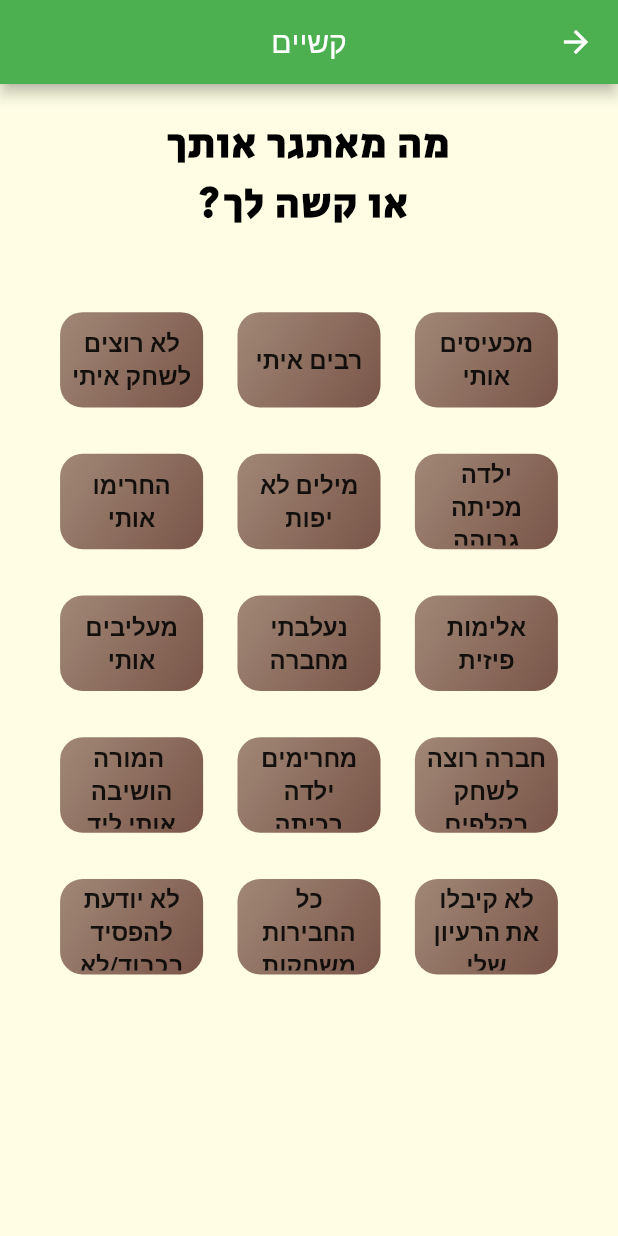
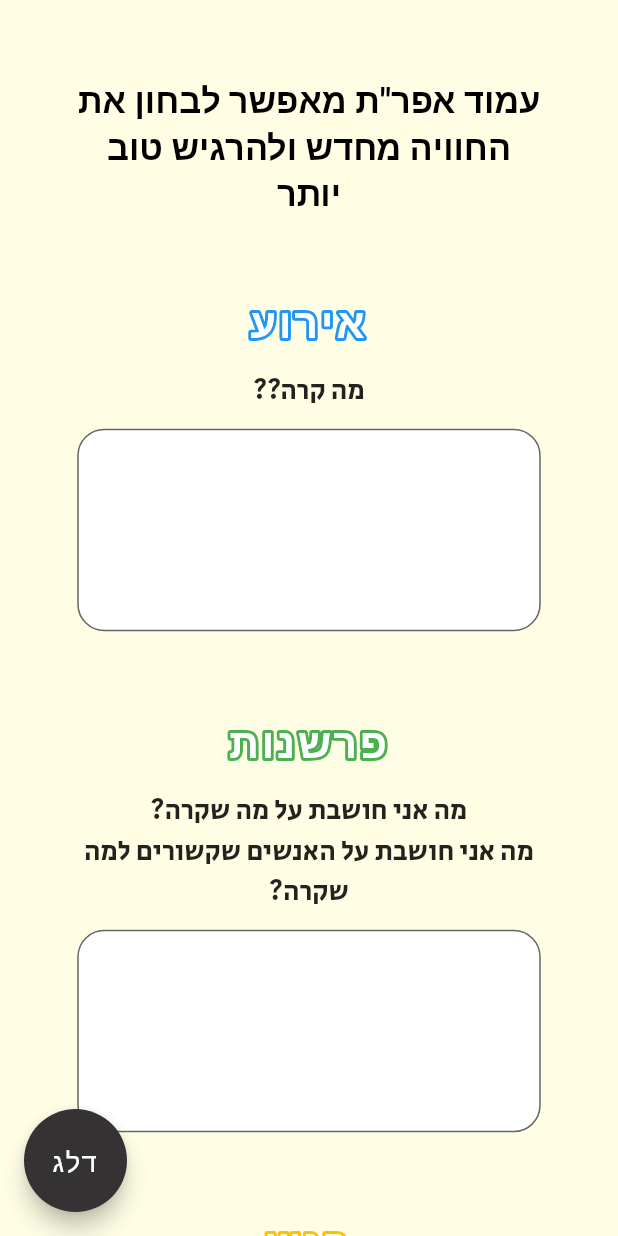
Before and after one commit to david-tipo/social_support, a Flutter app: the HomeScreen screen opened by its route, after a tap on "אשמח לקבל טיפ", on a phone screen of 412 x 824 dp. Run offline on Flutter 3.47's test engine with Material 2 defaults, Android fonts, the phone set to English and light mode, and no system bars; drawn by our look-alikes of bordered_text; our stand-ins replace flutter_screenutil.

Commit message:
added efrat_screen.dart without the image. also change (100 + 35.w) to (80 + 55.w)

```diff
--- a/lib/dummy_data.dart
+++ b/lib/dummy_data.dart
@@ -1,5 +1,6 @@
 import 'package:flutter/material.dart';
 import 'package:social_support/screens/class_report_screen.dart';
+import 'package:social_support/screens/efrat_screen.dart';
 import 'package:social_support/screens/rate_week_screen.dart';
 import 'package:social_support/screens/students%20reports/students_list_screen.dart';
 import 'package:social_support/screens/users%20problems%20and%20tips/custom_problems_screen.dart';
@@ -10,7 +11,7 @@ import 'screens/personal problems and solutions/personal_problems_screen.dart';
 class DUMMY_DATA {
 
   static const List<PageCategory> _pageCategories =  [
-    PageCategory(id: "2", color: Colors.green, title: "אשמח לקבל טיפ", screenRoute: MainProblemsScreen.screenRoute), // TODO: change the screenRoute to real one
+    PageCategory(id: "2", color: Colors.green, title: "אשמח לקבל טיפ", screenRoute: EfratScreen.screenRoute), // TODO: change the screenRoute to real one
     PageCategory(id: "1", color: Colors.red, title: "מה מצבי השבוע", screenRoute: RateWeekScreen.screenRoute),
     PageCategory(id: "4", color: Colors.brown, title: "משתף בקושי שלי", screenRoute: PersonalProblemsScreen.screenRoute),
     PageCategory(id: "3", color: Colors.blue, title: "טיפים מהשטח", screenRoute: CustomProblemsScreen.screenRoute),
--- a/lib/main.dart
+++ b/lib/main.dart
@@ -4,6 +4,7 @@ import 'package:provider/provider.dart';
 import 'package:social_support/providers/custom_problems.dart';
 import 'package:social_support/providers/personal_problems.dart';
 import 'package:social_support/screens/class_report_screen.dart';
+import 'package:social_support/screens/efrat_screen.dart';
 import 'package:social_support/screens/home_screen.dart';
 import 'package:social_support/screens/login/login_screen.dart';
 import 'package:social_support/screens/personal%20problems%20and%20solutions/personal_problem_details_screen.dart';
@@ -102,6 +103,7 @@ class App extends StatelessWidget {
               CustomProblemsScreen.screenRoute: (_) => CustomProblemsScreen(),
               AddCustomProblemScreen.screenRoute: (_) => AddCustomProblemScreen(),
               CustomTipScreen.screenRoute: (_) => CustomTipScreen(),
+              EfratScreen.screenRoute: (_) => EfratScreen(),
             },
           );
         },
--- /dev/null
+++ b/lib/screens/efrat_screen.dart
@@ -0,0 +1,136 @@
+import 'package:flutter_screenutil/flutter_screenutil.dart';
+import 'package:flutter/material.dart';
+import 'package:bordered_text/bordered_text.dart';
+
+import 'package:social_support/screens/main%20problems%20and%20tips/main_problems_screen.dart';
+
+class EfratScreen extends StatelessWidget {
+  static const String screenRoute = "/efrat-screen";
+
+  Widget _textBuilder(String text, Color borderColor) {
+    return BorderedText(
+      strokeColor: borderColor,
+      strokeWidth: 4,
+      child: Text(text, style: TextStyle(
+        fontSize: 24.sp,
+        fontWeight: FontWeight.bold,
+        color: Colors.white,
+        letterSpacing: 2,
+      ),),
+    );
+  }
+
+  Widget _textBoxBuilder() {
+    return TextField(
+      maxLines: 5,
+    );
+  }
+
+  Widget _subtitleBuilder(String text) {
+    return Text(
+      text,
+      textAlign: TextAlign.center,
+      style: TextStyle(
+        fontFamily: "SecularOne",
+        fontSize: 16.sp,
+      ),
+    );
+  }
+
+  void _skipPress(BuildContext context) {
+    Navigator.of(context).pushReplacementNamed(MainProblemsScreen.screenRoute);
+  }
+
+  @override
+  Widget build(BuildContext context) {
+    return Scaffold(
+      floatingActionButton: SizedBox(
+        height: ScreenUtil().radius(60),
+        width: ScreenUtil().radius(60),
+        child: FloatingActionButton(
+          child: Text("דלג",
+          style: TextStyle(
+            fontSize: 16.sp,
+          ),),
+          onPressed: () {
+            _skipPress(context);
+          },
+        ),
+      ),
+      body: Padding(
+        padding: EdgeInsets.symmetric(horizontal: 45.w),
+        child: SingleChildScrollView(
+          child: Column(
+            children: [
+              SizedBox(
+                height: 40.h,
+              ),
+              Text(
+                "עמוד אפר\"ת מאפשר לבחון את\nהחוויה מחדש ולהרגיש טוב יותר"
+                , style: Theme.of(context).textTheme.headline3,
+                textAlign: TextAlign.center,
+              ),
+              SizedBox(
+                height: 40.h,
+              ),
+              _textBuilder("אירוע", Colors.blue),
+              SizedBox(
+                height: 11.h,
+              ),
+              _subtitleBuilder("מה קרה??"),
+              SizedBox(
+                height: 9.h,
+              ),
+              _textBoxBuilder(),
+              SizedBox(
+                height: 43.h,
+              ),
+              _textBuilder("פרשנות", Colors.green),
+              SizedBox(
+                height: 11.h,
+              ),
+              _subtitleBuilder(
+                  "מה אני חושבת על מה שקרה?\nמה אני חושבת על האנשים שקשורים למה שקרה? "),
+              SizedBox(
+                height: 9.h,
+              ),
+              _textBoxBuilder(),
+              SizedBox(
+                height: 43.h,
+              ),
+              _textBuilder("רגש", Colors.amber),
+              SizedBox(
+                height: 11.h,
+              ),
+              _subtitleBuilder("אלו רגשות עולים בי?"),
+              SizedBox(
+                height: 9.h,
+              ),
+              _textBoxBuilder(),
+              SizedBox(
+                height: 43.h,
+              ),
+              _textBuilder("תגובה", Colors.red),
+              SizedBox(
+                height: 11.h,
+              ),
+              _subtitleBuilder("כיצד הגבתי למה שקרה?\nכיצד אגיב עכשיו? "),
+              SizedBox(
+                height: 9.h,
+              ),
+              _textBoxBuilder(),
+              SizedBox(
+                height: 43.h,
+              ),
+              TextButton(
+                  onPressed: () {
+                    _skipPress(context);
+                  },
+                  child: Text("בכל זאת אני צריכה טיפ", style: Theme.of(context).textTheme.headline4!.copyWith(color: Colors.blue)), )
+            ],
+          ),
+        ),
+      ),
+    );
+  }
+}
--- a/lib/screens/main problems and tips/main_problems_screen.dart
+++ b/lib/screens/main problems and tips/main_problems_screen.dart
@@ -31,7 +31,7 @@ class MainProblemsScreen extends StatelessWidget {
             Expanded(
               child: GridView(
                 gridDelegate: SliverGridDelegateWithMaxCrossAxisExtent(
-                  maxCrossAxisExtent: (100 + 35.w),
+                  maxCrossAxisExtent: (80 + 55.w),
                   childAspectRatio: 3/2,
                   mainAxisSpacing: 24.h,
                   crossAxisSpacing: 20.w,
--- a/pubspec.yaml
+++ b/pubspec.yaml
@@ -31,7 +31,7 @@ dependencies:
     sdk: flutter
   flutter_screenutil: ^5.5.3+2
   provider: ^6.0.3
-
+  bordered_text: ^2.0.0
 
 
 
```
Also changed, not shown: pubspec.lock.
